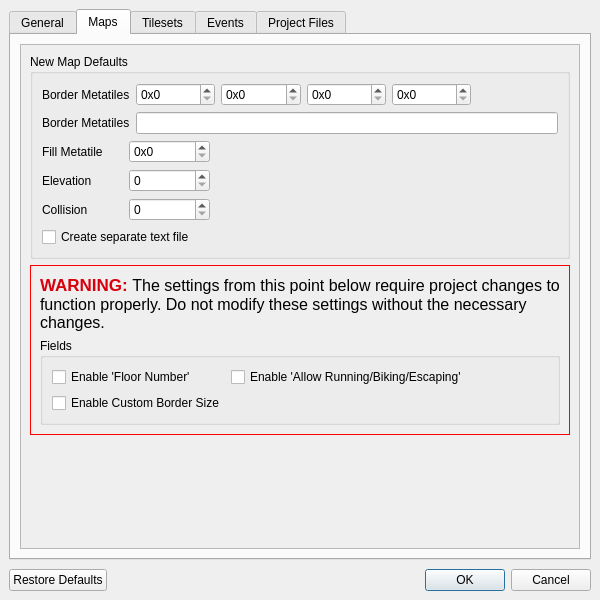
Old version of the form forms/projectsettingseditor.ui in the repository huderlem/porymap.
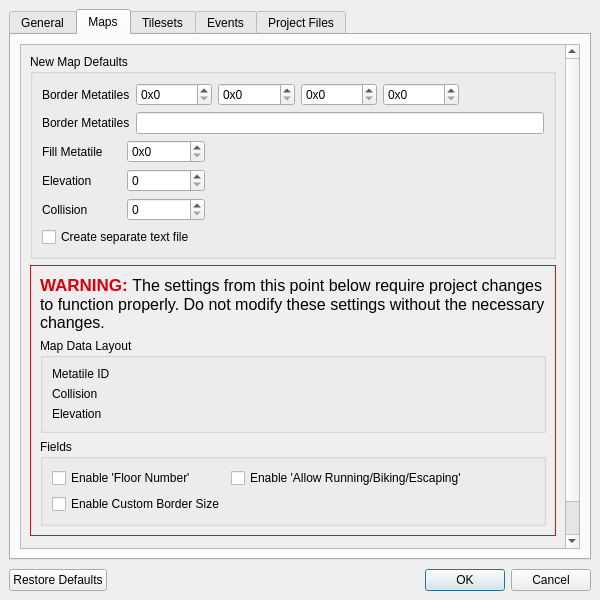
New version of the form. The open tabs and pages were chosen to show the change. Icons and pictures are not drawn. Custom widgets are drawn as their Qt base class.

Commit message: Add block layout to config

Diff of the .ui file:
```diff
--- a/forms/projectsettingseditor.ui
+++ b/forms/projectsettingseditor.ui
@@ -370,7 +370,7 @@
              <x>0</x>
              <y>0</y>
              <width>531</width>
-             <height>490</height>
+             <height>566</height>
             </rect>
            </property>
            <layout class="QVBoxLayout" name="verticalLayout_16">
@@ -579,6 +579,57 @@
                  </property>
                 </widget>
                </item>
+               <item>
+                <widget class="QGroupBox" name="groupBox_MapDataLayout">
+                 <property name="title">
+                  <string>Map Data Layout</string>
+                 </property>
+                 <layout class="QFormLayout" name="formLayout">
+                  <item row="0" column="0">
+                   <widget class="QLabel" name="label_MetatileIdMask">
+                    <property name="text">
+                     <string>Metatile ID</string>
+                    </property>
+                   </widget>
+                  </item>
+                  <item row="1" column="0">
+                   <widget class="QLabel" name="label_CollisionMask">
+                    <property name="text">
+                     <string>Collision</string>
+                    </property>
+                   </widget>
+                  </item>
+                  <item row="2" column="0">
+                   <widget class="QLabel" name="label_ElevationMask">
+                    <property name="text">
+                     <string>Elevation</string>
+                    </property>
+                   </widget>
+                  </item>
+                  <item row="0" column="1">
+                   <widget class="UIntHexSpinBox" name="spinBox_MetatileIdMask" native="true">
+                    <property name="toolTip">
+                     <string>The mask used to read/write metatile IDs in map data.</string>
+                    </property>
+                   </widget>
+                  </item>
+                  <item row="1" column="1">
+                   <widget class="UIntHexSpinBox" name="spinBox_CollisionMask" native="true">
+                    <property name="toolTip">
+                     <string>The mask used to read/write collision values in map data.</string>
+                    </property>
+                   </widget>
+                  </item>
+                  <item row="2" column="1">
+                   <widget class="UIntHexSpinBox" name="spinBox_ElevationMask" native="true">
+                    <property name="toolTip">
+                     <string>The mask used to read/write elevation values in map data.</string>
+                    </property>
+                   </widget>
+                  </item>
+                 </layout>
+                </widget>
+               </item>
                <item>
                 <widget class="QGroupBox" name="groupBox_MapFields">
                  <property name="title">
```
The commit also changes 3 other files.
